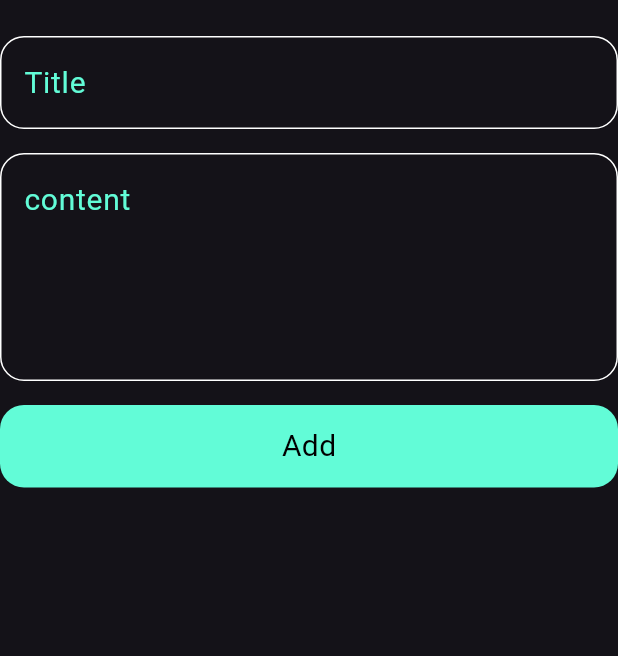
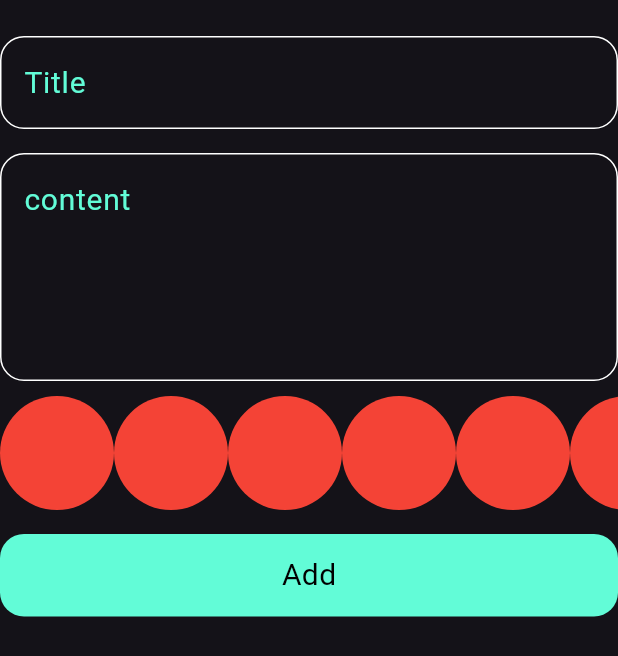
Before and after one commit to bassamAhmedBe/NotesTwo, a Flutter app: the AddNoteForm widget shown alone on an empty page, opened directly, on a phone screen of 412 x 824 dp. Shown: the top 656 px of the screen. Run offline on Flutter 3.47's test engine with Material 3 defaults, Android fonts, the phone set to English and light mode, and no system bars; our stand-ins replace bloc, flutter_bloc, hive, hive_flutter; accounts and stored records are empty.

Commit message:
create colorItem

```diff
--- a/lib/widgets/Add-note-form.dart
+++ b/lib/widgets/Add-note-form.dart
@@ -3,6 +3,7 @@ import 'package:flutter_bloc/flutter_bloc.dart';
 import 'package:intl/intl.dart';
 import 'package:note_two/cubits/addNotes_cubits/add_notes_cubit_cubit.dart';
 import 'package:note_two/models/note_models.dart';
+import 'package:note_two/widgets/color_listView.dart';
 import 'package:note_two/widgets/custom_button.dart';
 import 'package:note_two/widgets/custom_textfield.dart';
 
@@ -46,6 +47,10 @@ class _AddNoteFormState extends State<AddNoteForm> {
             maxLine: 5,
             hintText: 'content',
           ),
+    const      SizedBox(
+            height: 10,
+          ),
+      const    ColorListView(),
           const SizedBox(
             height: 16,
           ),
--- /dev/null
+++ b/lib/widgets/color-item.dart
@@ -0,0 +1,13 @@
+import 'package:flutter/material.dart';
+
+class ColorItem extends StatelessWidget {
+  const ColorItem({super.key});
+
+  @override
+  Widget build(BuildContext context) {
+    return const CircleAvatar(
+      radius: 38,
+      backgroundColor: Colors.red,
+    );
+  }
+}
--- /dev/null
+++ b/lib/widgets/color_listView.dart
@@ -0,0 +1,20 @@
+
+import 'package:flutter/material.dart';
+import 'package:note_two/widgets/color-item.dart';
+
+class ColorListView extends StatelessWidget {
+  const ColorListView({super.key});
+
+  @override
+  Widget build(BuildContext context) {
+    return SizedBox(
+      height: 38 * 2,
+      child: ListView.builder(
+          scrollDirection: Axis.horizontal,
+          itemCount: 10,
+          itemBuilder: (context, index) {
+            return ColorItem();
+          }),
+    );
+  }
+}
```
